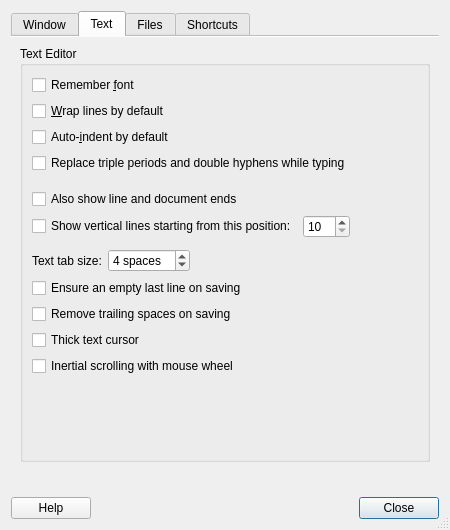
First picture: the form in featherpad/prefDialog.ui, repository tembun/fpad, before the edit.
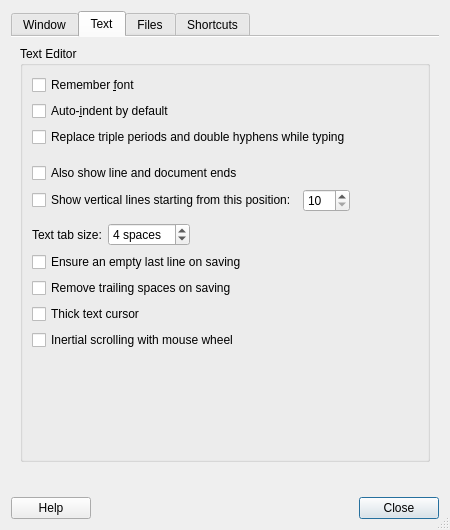
Second picture: the form after the edit. The open tabs and pages were chosen to show the change. Icons and pictures are not drawn.

Commit message: remove wrap lines default setting

Diff of the .ui file:
```diff
--- a/featherpad/prefDialog.ui
+++ b/featherpad/prefDialog.ui
@@ -392,13 +392,6 @@
                 </property>
                </widget>
               </item>
-              <item>
-               <widget class="QCheckBox" name="wrapBox">
-                <property name="text">
-                 <string>&amp;Wrap lines by default</string>
-                </property>
-               </widget>
-              </item>
               <item>
                <widget class="QCheckBox" name="indentBox">
                 <property name="text">
```
The commit also changes 5 other files.
